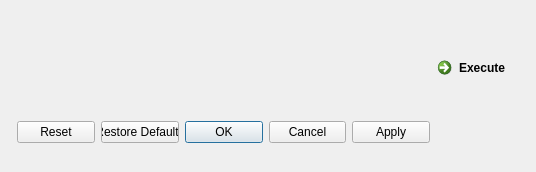
Before: the Qt Designer form src/Interface/Modules/Visualization/ShowField.ui in SCIInstitute/SCIRun, drawn with Qt 5.
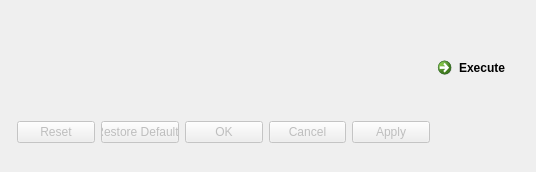
After: the same form once the commit is applied.

The edit to the form file:
```diff
--- a/src/Interface/Modules/Visualization/ShowField.ui
+++ b/src/Interface/Modules/Visualization/ShowField.ui
@@ -14,6 +14,9 @@
    <string>Dialog</string>
   </property>
   <widget class="QDialogButtonBox" name="buttonBox">
+   <property name="enabled">
+    <bool>false</bool>
+   </property>
    <property name="geometry">
     <rect>
      <x>17</x>
```
